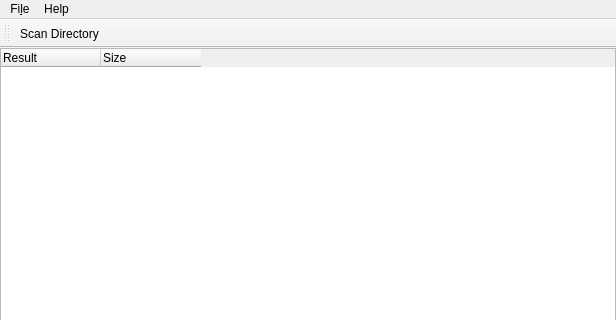
Tindarid/dupsearch, file mainwindow.ui: the form before one commit; both pictures show x 0 to 616 and y 0 to 320 of the 616 by 495 pixel window.
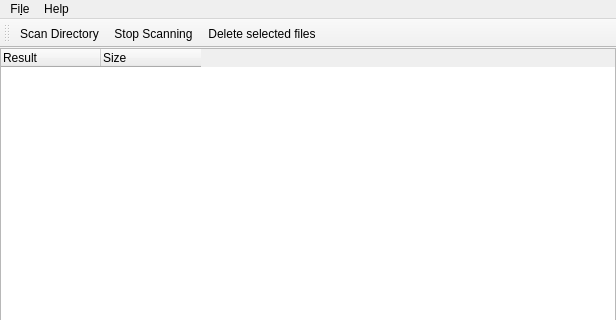
The form after the commit.

The edit to the form file:
```diff
--- a/mainwindow.ui
+++ b/mainwindow.ui
@@ -96,6 +96,8 @@
     <bool>false</bool>
    </attribute>
    <addaction name="actionScan_Directory"/>
+   <addaction name="actionStop_Scanning"/>
+   <addaction name="actionDelete"/>
   </widget>
   <widget class="QStatusBar" name="statusBar"/>
   <action name="actionScan_Directory">
@@ -113,6 +115,16 @@
     <string>&amp;About</string>
    </property>
   </action>
+  <action name="actionStop_Scanning">
+   <property name="text">
+    <string>&amp;Stop Scanning...</string>
+   </property>
+  </action>
+  <action name="actionDelete">
+   <property name="text">
+    <string>&amp;Delete selected files...</string>
+   </property>
+  </action>
  </widget>
  <layoutdefault spacing="6" margin="11"/>
  <resources/>
```
Left out of the diff: 10 changed lines with no effect on the pictures.
